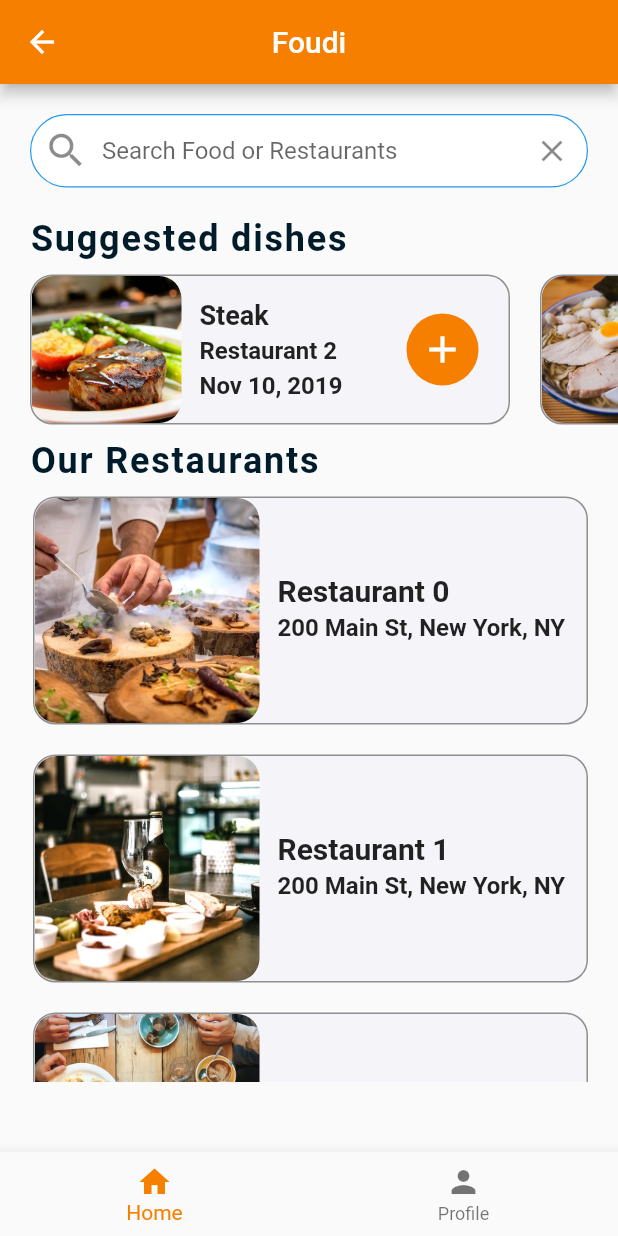
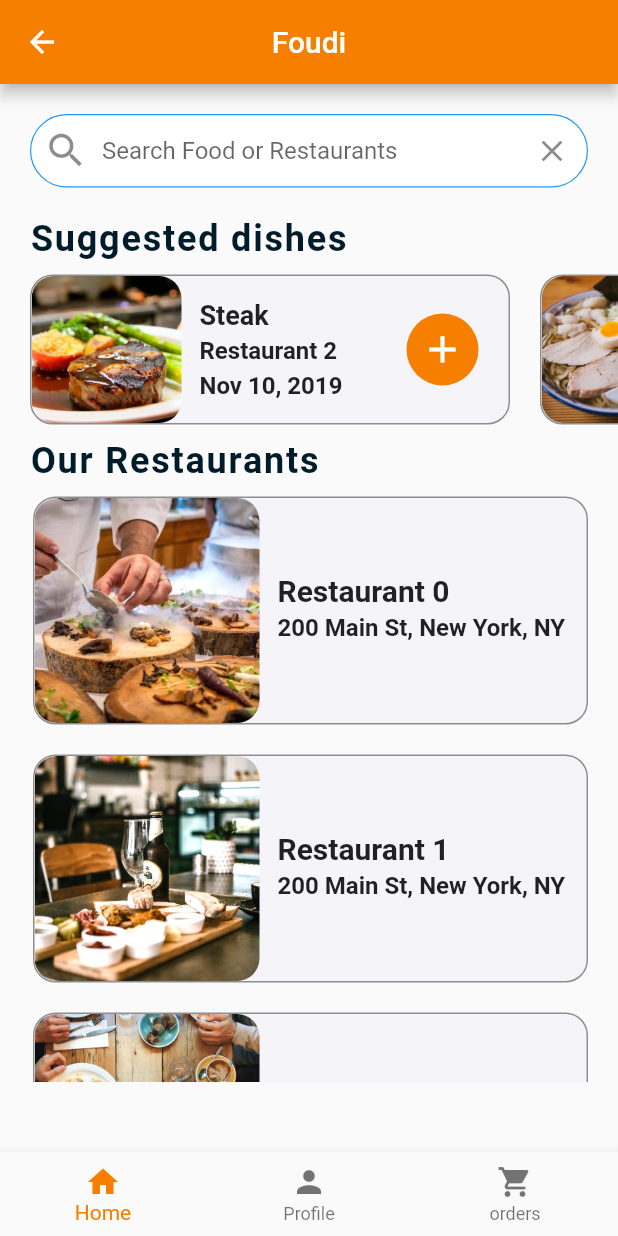
Before and after one commit to elhadjmb/delivery_app, a Flutter app: the View screen opened directly, on a phone screen of 412 x 824 dp. Run offline on Flutter 3.47's test engine with Material 2 defaults, Android fonts, the phone set to English and light mode, and no system bars; our stand-ins replace cloud_firestore, firebase_auth, firebase_core; missing offline and left inert: dart:html; accounts and stored records are empty.

Commit message:
added shopping cart icon

```diff
--- a/delivery_app/lib/views/widgets/View.dart
+++ b/delivery_app/lib/views/widgets/View.dart
@@ -37,6 +37,10 @@ class _View extends State<View> {
               icon: Icon(Icons.person),
               label: "Profile",
             ),
+            BottomNavigationBarItem(
+              icon: Icon(Icons.shopping_cart),
+              label: "orders",
+            ),
           ],
         ),
       ),
```
